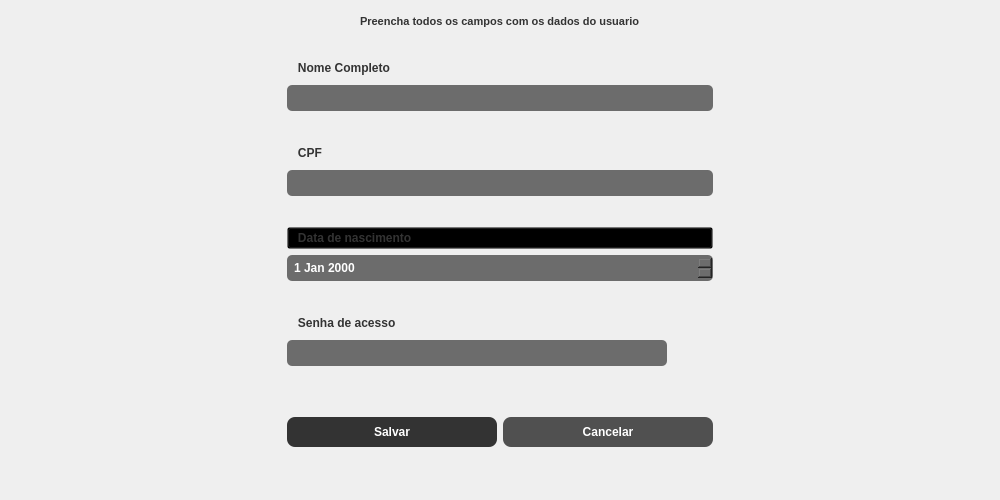
Before: the Qt Designer form Telas/tela_cadastro.ui in joaocarlos-losfe/Python-PyQt5-Banco, drawn with Qt 5.
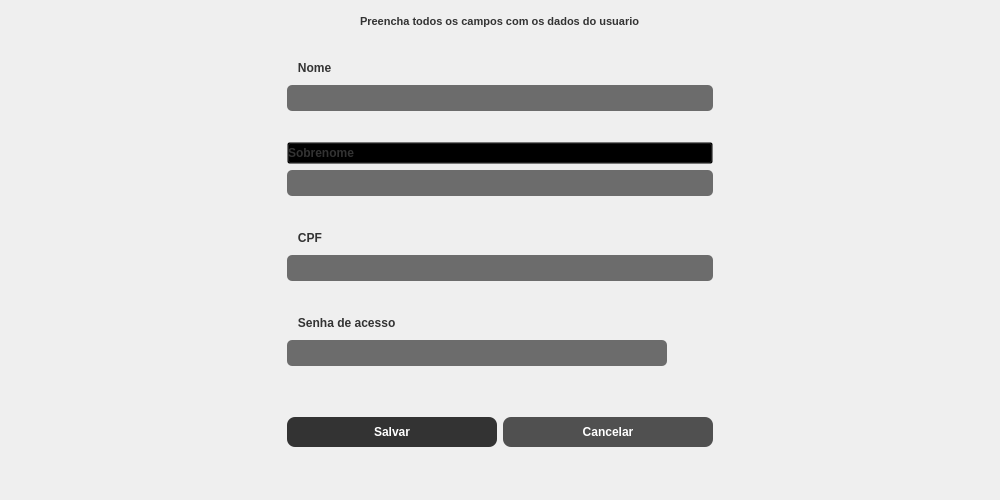
After: the same form once the commit is applied. Icons and pictures are not drawn.

Commit message: sistema de cadastro e busca por contas finalizado

What changed in the file:
```diff
--- a/Telas/tela_cadastro.ui
+++ b/Telas/tela_cadastro.ui
@@ -93,7 +93,7 @@
           <string notr="true">background-color: transparent; color: #333333;font-size: 12px; font-weight: bold; text-align: left;</string>
          </property>
          <property name="text">
-          <string>   Nome Completo</string>
+          <string>   Nome</string>
          </property>
          <property name="icon">
           <iconset>
@@ -142,6 +142,49 @@
          </property>
         </spacer>
        </item>
+       <item>
+        <widget class="QPushButton" name="pushButton">
+         <property name="styleSheet">
+          <string notr="true">background-color: transparent; color: #333333;font-size: 12px; font-weight: bold; text-align: left;</string>
+         </property>
+         <property name="text">
+          <string>Sobrenome</string>
+         </property>
+         <property name="icon">
+          <iconset>
+           <normaloff>../Assets/id-card.png</normaloff>../Assets/id-card.png</iconset>
+         </property>
+         <property name="iconSize">
+          <size>
+           <width>20</width>
+           <height>20</height>
+          </size>
+         </property>
+        </widget>
+       </item>
+       <item>
+        <widget class="QLineEdit" name="le_cad_sobrenome">
+         <property name="styleSheet">
+          <string notr="true">background-color: #6C6C6C; color: white; padding: 5px; corner-radius: 10px; font-size: 12px; font-weight: bold; border-radius: 5px;</string>
+         </property>
+        </widget>
+       </item>
+       <item>
+        <spacer name="verticalSpacer_2">
+         <property name="orientation">
+          <enum>Qt::Vertical</enum>
+         </property>
+         <property name="sizeType">
+          <enum>QSizePolicy::Maximum</enum>
+         </property>
+         <property name="sizeHint" stdset="0">
+          <size>
+           <width>20</width>
+           <height>25</height>
+          </size>
+         </property>
+        </spacer>
+       </item>
        <item>
         <widget class="QPushButton" name="pushButton_6">
          <property name="styleSheet">
@@ -200,55 +243,6 @@
          </property>
         </spacer>
        </item>
-       <item>
-        <widget class="QPushButton" name="pushButton_8">
-         <property name="styleSheet">
-          <string notr="true">background-color: transparent; color: #333333;font-size: 12px; font-weight: bold; text-align: left;</string>
-         </property>
-         <property name="text">
-          <string>   Data de nascimento</string>
-         </property>
-         <property name="icon">
-          <iconset>
-           <normaloff>../Assets/calendar.png</normaloff>../Assets/calendar.png</iconset>
-         </property>
-         <property name="iconSize">
-          <size>
-           <width>20</width>
-           <height>20</height>
-          </size>
-         </property>
-        </widget>
-       </item>
-       <item>
-        <widget class="QDateEdit" name="le_cad_nascimento_2">
-         <property name="minimumSize">
-          <size>
-           <width>380</width>
-           <height>0</height>
-          </size>
-         </property>
-         <property name="styleSheet">
-          <string notr="true">background-color: #6C6C6C; color: white; padding: 5px; corner-radius: 10px; font-size: 12px; font-weight: bold; border-radius: 5px;</string>
-         </property>
-        </widget>
-       </item>
-       <item>
-        <spacer name="verticalSpacer_9">
-         <property name="orientation">
-          <enum>Qt::Vertical</enum>
-         </property>
-         <property name="sizeType">
-          <enum>QSizePolicy::Maximum</enum>
-         </property>
-         <property name="sizeHint" stdset="0">
-          <size>
-           <width>20</width>
-           <height>25</height>
-          </size>
-         </property>
-        </spacer>
-       </item>
        <item>
         <widget class="QPushButton" name="pushButton_9">
          <property name="styleSheet">
```
Left out of the diff: 4 changed lines with no effect on the pictures. The commit also changes 8 other files.
